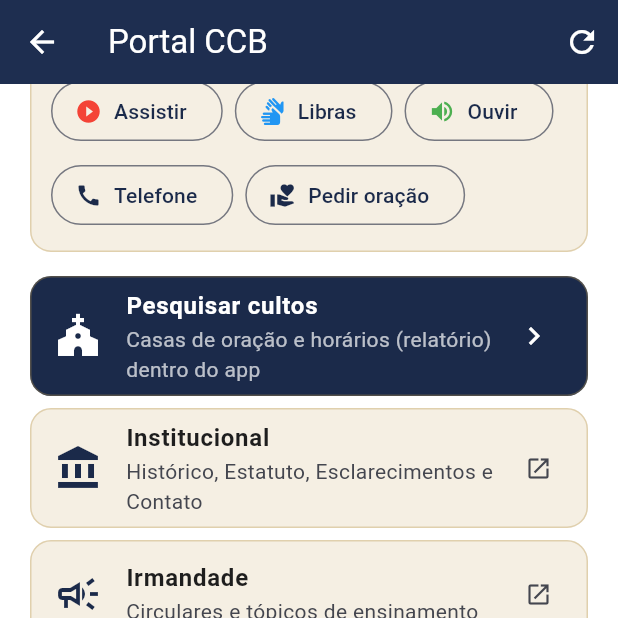
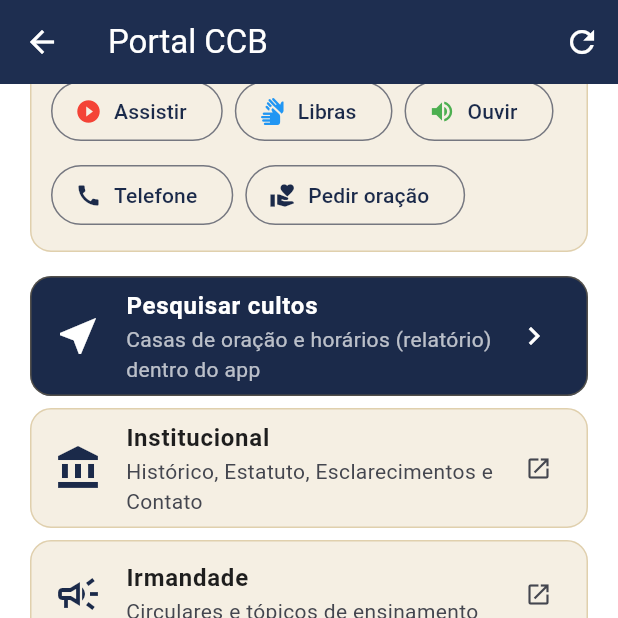
Before and after one commit to RodrigoCocchi/teste, a Flutter app: the PortalScreen screen opened directly, scrolled down 100 dp, on a phone screen of 412 x 824 dp, the top half of it. Run offline on Flutter 3.47's test engine with Material 3 defaults, Android fonts, the phone set to English and light mode, and no system bars; our stand-ins replace file_picker, geocoding, geolocator, share_plus, shared_preferences, sqflite and 1 more; missing offline and left inert: pdfx, syncfusion_flutter_pdf; accounts and stored records are empty; network calls fail.

Commit message:
Ícones sem cruz: marcador de local nas casas de oração
Co-Authored-By: Claude Opus 5.5 <noreply@anthropic.com>
Claude-Session: https://claude.ai/code/session_01PoTMMqAThPNSDC2u9Reb8X

```diff
--- a/lib/screens/home_screen.dart
+++ b/lib/screens/home_screen.dart
@@ -121,7 +121,7 @@ class HomeScreen extends StatelessWidget {
                 onTap: () => push(context, const LibrasScreen()),
               ),
               _HomeCard(
-                icon: Icons.church_outlined,
+                icon: Icons.language,
                 title: 'Portal CCB',
                 subtitle: 'Culto on-line, pedir oração, relatório, ofertas e mais',
                 onTap: () => push(context, const PortalScreen()),
--- a/lib/screens/portal_screen.dart
+++ b/lib/screens/portal_screen.dart
@@ -98,7 +98,7 @@ class _PortalScreenState extends State<PortalScreen> {
           Card(
             color: AppColors.navy,
             child: ListTile(
-              leading: const Icon(Icons.church, color: Colors.white, size: 32),
+              leading: const Icon(Icons.near_me, color: Colors.white, size: 32),
               title: const Text('Pesquisar cultos', style: TextStyle(color: Colors.white, fontWeight: FontWeight.bold)),
               subtitle: const Text('Casas de oração e horários (relatório) dentro do app',
                   style: TextStyle(color: Colors.white70)),
--- a/lib/screens/relatorio_screen.dart
+++ b/lib/screens/relatorio_screen.dart
@@ -377,7 +377,7 @@ class _RelatorioScreenState extends State<RelatorioScreen> {
 
   Widget _placeTile(RelPlace p, {double? km}) => Card(
         child: ListTile(
-          leading: const Icon(Icons.church_outlined, color: AppColors.navy),
+          leading: const Icon(Icons.place_outlined, color: AppColors.navy),
           title: Text(p.name, style: const TextStyle(fontWeight: FontWeight.bold)),
           subtitle: Text([p.address, p.city].where((s) => s.isNotEmpty).join('\n')),
           isThreeLine: p.address.isNotEmpty && p.city.isNotEmpty,
```
